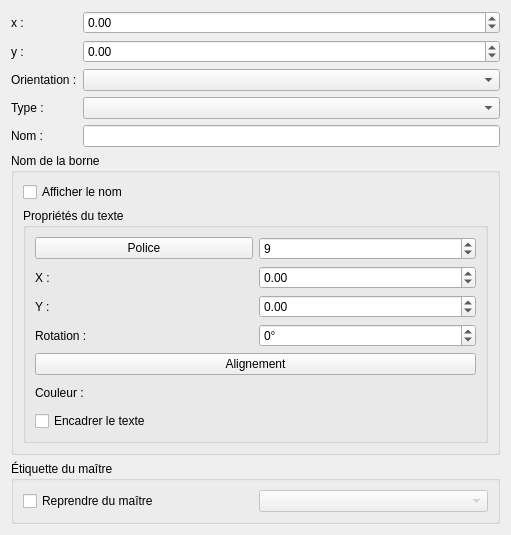
First picture: the form in sources/editor/ui/terminaleditor.ui, repository qelectrotech/qelectrotech-source-mirror, before the edit.
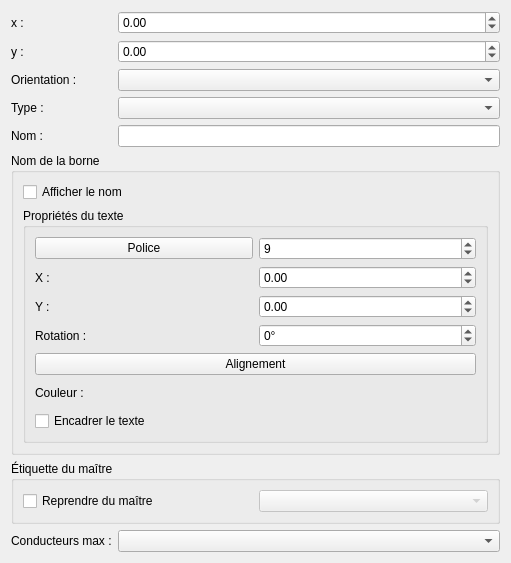
Second picture: the form after the edit.

Commit message: Let a symbol set how many wires each of its terminals takes

The edit to the form file:
```diff
--- a/sources/editor/ui/terminaleditor.ui
+++ b/sources/editor/ui/terminaleditor.ui
@@ -240,6 +240,20 @@
      </layout>
     </widget>
    </item>
+   <item row="7" column="0">
+    <widget class="QLabel" name="m_max_wires_label">
+     <property name="text">
+      <string>Conducteurs max :</string>
+     </property>
+    </widget>
+   </item>
+   <item row="7" column="1">
+    <widget class="QComboBox" name="m_max_wires_cb">
+     <property name="toolTip">
+      <string>Nombre de conducteurs que cette borne accepte quand le projet limite les conducteurs par borne. « Sans limite » convient à un câble ou à une barre.</string>
+     </property>
+    </widget>
+   </item>
   </layout>
  </widget>
  <resources/>
```
The commit also changes 14 other files.
